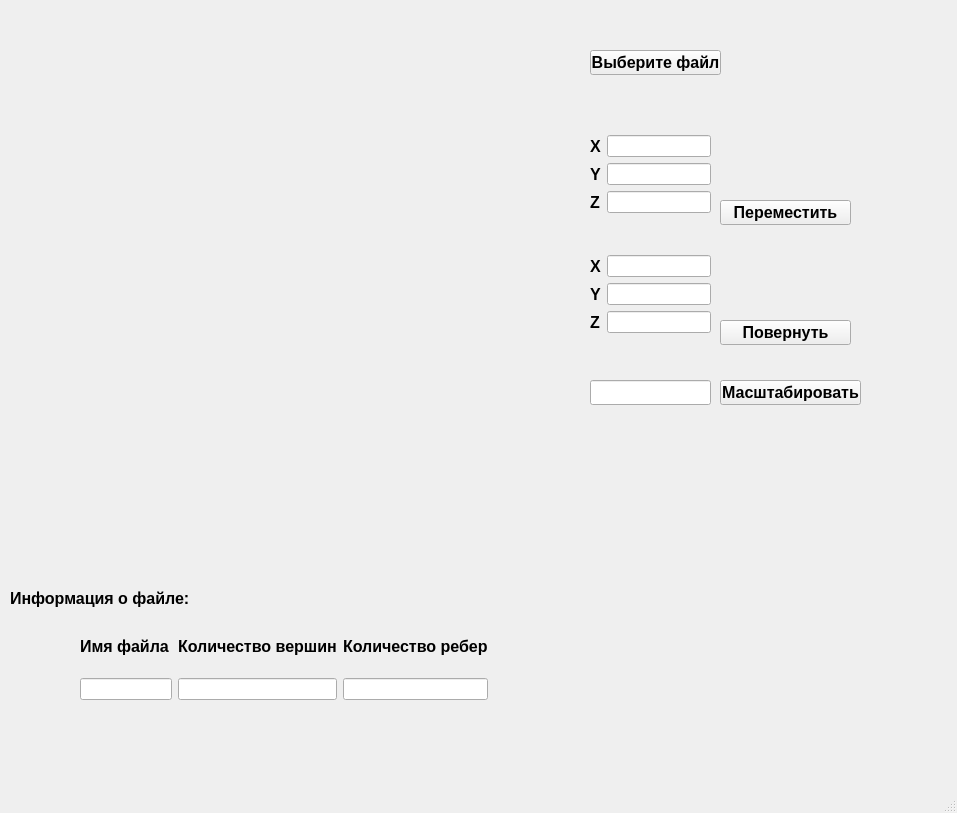
Old version of the form src/mainwindow.ui in the repository shii-cchi/3D_Viewer_c.
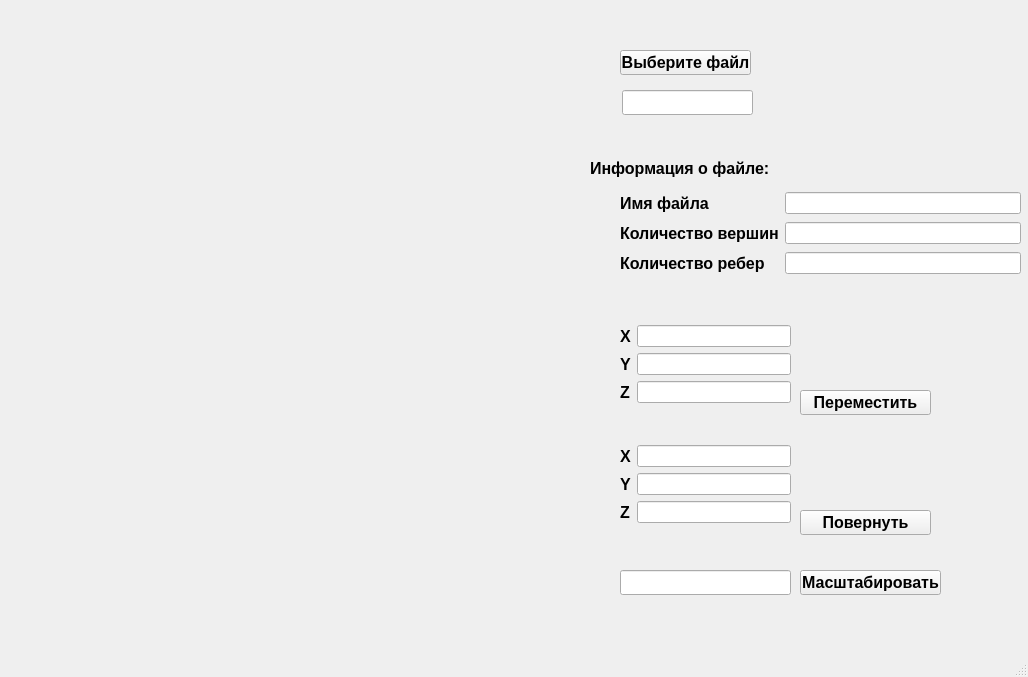
New version of the form.

What changed in the file:
```diff
--- a/src/mainwindow.ui
+++ b/src/mainwindow.ui
@@ -6,8 +6,8 @@
    <rect>
     <x>0</x>
     <y>0</y>
-    <width>957</width>
-    <height>813</height>
+    <width>1028</width>
+    <height>677</height>
    </rect>
   </property>
   <property name="windowTitle">
@@ -20,14 +20,14 @@
       <x>10</x>
       <y>10</y>
       <width>571</width>
-      <height>561</height>
+      <height>611</height>
      </rect>
     </property>
    </widget>
    <widget class="QPushButton" name="pushButton">
     <property name="geometry">
      <rect>
-      <x>590</x>
+      <x>620</x>
       <y>50</y>
       <width>131</width>
       <height>25</height>
@@ -46,8 +46,8 @@
    <widget class="QLabel" name="label">
     <property name="geometry">
      <rect>
-      <x>10</x>
-      <y>590</y>
+      <x>590</x>
+      <y>160</y>
       <width>191</width>
       <height>17</height>
      </rect>
@@ -65,10 +65,10 @@
    <widget class="QWidget" name="gridLayoutWidget">
     <property name="geometry">
      <rect>
-      <x>80</x>
-      <y>620</y>
-      <width>408</width>
-      <height>80</height>
+      <x>620</x>
+      <y>190</y>
+      <width>401</width>
+      <height>89</height>
      </rect>
     </property>
     <layout class="QGridLayout" name="gridLayout">
@@ -76,11 +76,21 @@
       <widget class="QLineEdit" name="info_vertices"/>
      </item>
      <item row="1" column="0">
+      <widget class="QLabel" name="label_3">
+       <property name="font">
+        <font>
+         <pointsize>12</pointsize>
+         <bold>true</bold>
+        </font>
+       </property>
+       <property name="text">
+        <string>Количество вершин</string>
+       </property>
+      </widget>
+     </item>
+     <item row="0" column="1">
       <widget class="QLineEdit" name="info_file_name"/>
      </item>
-     <item row="1" column="2">
-      <widget class="QLineEdit" name="lineEdit_3"/>
-     </item>
      <item row="0" column="0">
       <widget class="QLabel" name="label_2">
        <property name="font">
@@ -94,20 +104,7 @@
        </property>
       </widget>
      </item>
-     <item row="0" column="1">
-      <widget class="QLabel" name="label_3">
-       <property name="font">
-        <font>
-         <pointsize>12</pointsize>
-         <bold>true</bold>
-        </font>
-       </property>
-       <property name="text">
-        <string>Количество вершин</string>
-       </property>
-      </widget>
-     </item>
-     <item row="0" column="2">
+     <item row="2" column="0">
       <widget class="QLabel" name="label_4">
        <property name="font">
         <font>
@@ -120,14 +117,17 @@
        </property>
       </widget>
      </item>
+     <item row="2" column="1">
+      <widget class="QLineEdit" name="info_surfaces"/>
+     </item>
     </layout>
    </widget>
    <widget class="QWidget" name="formLayoutWidget">
     <property name="geometry">
      <rect>
-      <x>590</x>
-      <y>135</y>
-      <width>121</width>
+      <x>620</x>
+      <y>325</y>
+      <width>171</width>
       <height>89</height>
      </rect>
     </property>
@@ -185,9 +185,9 @@
    <widget class="QWidget" name="formLayoutWidget_2">
     <property name="geometry">
      <rect>
-      <x>590</x>
-      <y>255</y>
-      <width>121</width>
+      <x>620</x>
+      <y>445</y>
+      <width>171</width>
       <height>89</height>
      </rect>
     </property>
@@ -245,8 +245,8 @@
    <widget class="QPushButton" name="pushButton_2">
     <property name="geometry">
      <rect>
-      <x>720</x>
-      <y>200</y>
+      <x>800</x>
+      <y>390</y>
       <width>131</width>
       <height>25</height>
      </rect>
@@ -264,8 +264,8 @@
    <widget class="QPushButton" name="pushButton_3">
     <property name="geometry">
      <rect>
-      <x>720</x>
-      <y>320</y>
+      <x>800</x>
+      <y>510</y>
       <width>131</width>
       <height>25</height>
      </rect>
@@ -283,8 +283,8 @@
    <widget class="QPushButton" name="pushButton_4">
     <property name="geometry">
      <rect>
-      <x>720</x>
-      <y>380</y>
+      <x>800</x>
+      <y>570</y>
       <width>141</width>
       <height>25</height>
      </rect>
@@ -302,13 +302,29 @@
    <widget class="QLineEdit" name="scale">
     <property name="geometry">
      <rect>
-      <x>590</x>
-      <y>380</y>
-      <width>121</width>
+      <x>620</x>
+      <y>570</y>
+      <width>171</width>
       <height>25</height>
      </rect>
     </property>
    </widget>
+   <widget class="QLineEdit" name="error">
+    <property name="geometry">
+     <rect>
+      <x>622</x>
+      <y>90</y>
+      <width>131</width>
+      <height>25</height>
+     </rect>
+    </property>
+    <property name="font">
+     <font>
+      <pointsize>12</pointsize>
+      <bold>true</bold>
+     </font>
+    </property>
+   </widget>
   </widget>
   <widget class="QMenuBar" name="menubar">
    <property name="geometry">
```
Left out of the diff: 2 changed lines with no effect on the pictures.
